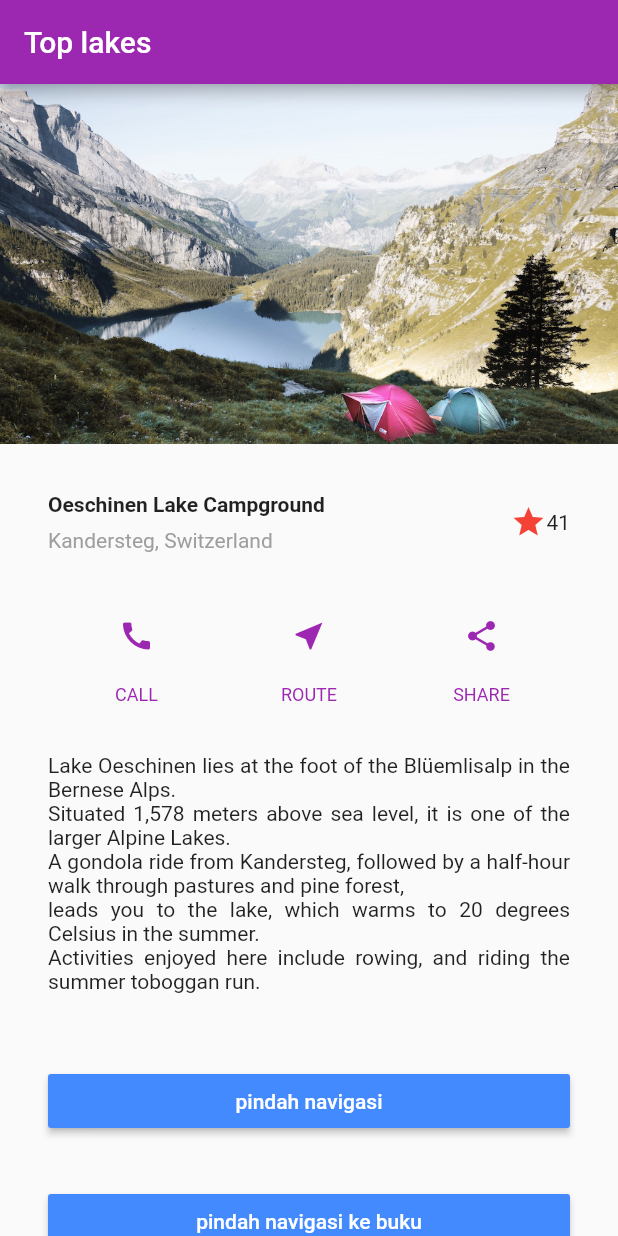
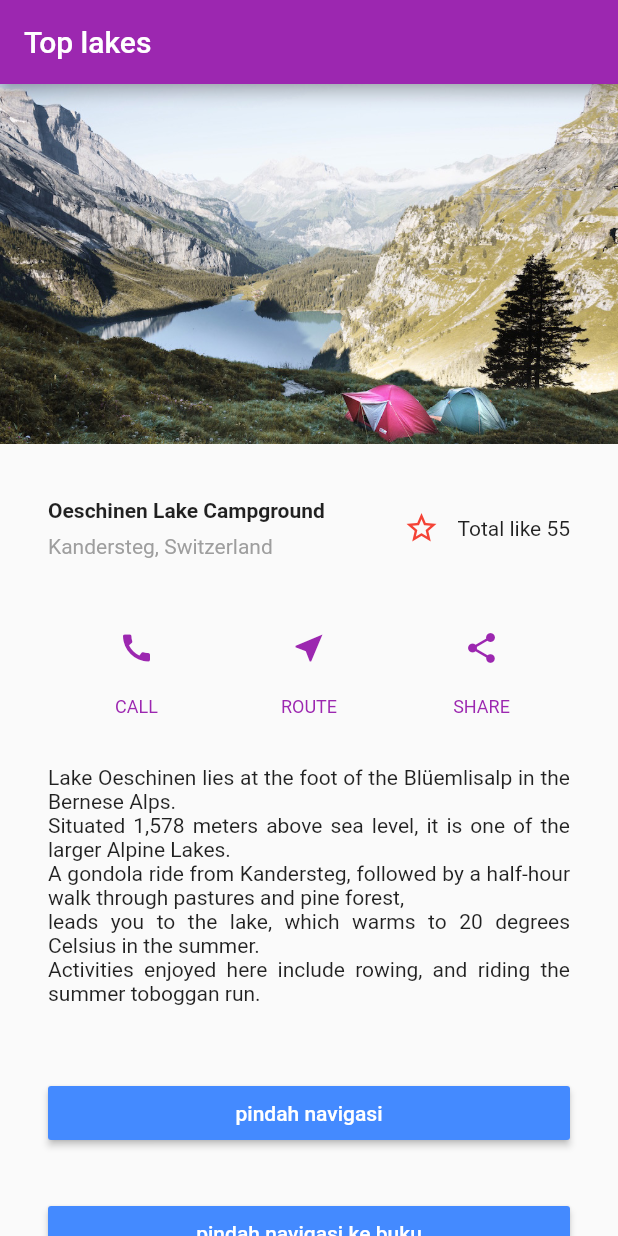
Before and after one commit to cahyowhy/Flutter-Todo-Layout, a Flutter app: the screen it shows after launch, on a phone screen of 412 x 824 dp. Run offline on Flutter 3.47's test engine with Material 2 defaults, Android fonts, the phone set to English and light mode, and no system bars.

Commit message:
extending favorite widget, implement swippable to remove

```diff
--- /dev/null
+++ b/lib/FavoriteWidget.dart
@@ -0,0 +1,47 @@
+import 'package:flutter/material.dart';
+
+class FavoriteWidget extends StatefulWidget {
+
+  int favCount;
+
+  FavoriteWidget({@required this.favCount});
+
+  @override
+  _FavState createState() => new _FavState(favCount);
+}
+
+class _FavState extends State<FavoriteWidget> {
+
+  bool _isFavorited = false;
+  int _favCount;
+
+  _FavState(this._favCount);
+
+  _toggleFavourite() {
+    this.setState(() {
+      if (_isFavorited) {
+        _isFavorited = false;
+        _favCount -= 1;
+      } else {
+        _isFavorited = true;
+        _favCount += 1;
+      }
+    });
+  }
+
+  @override
+  Widget build(BuildContext context) {
+
+    return Row(
+      mainAxisSize: MainAxisSize.min,
+      children: <Widget>[
+        Flexible(child: IconButton(
+          icon: Icon(_isFavorited ? Icons.star : Icons.star_border),
+          color: Colors.red,
+          onPressed: _toggleFavourite,
+        )),
+        Flexible(child: Text('Total like ${_favCount}'), flex: 1)
+      ],
+    );
+  }
+}
--- a/lib/Home.dart
+++ b/lib/Home.dart
@@ -1,4 +1,5 @@
 import 'package:flutter/material.dart';
+import './FavoriteWidget.dart';
 
 class HomeScreen extends StatelessWidget {
 
@@ -119,11 +120,9 @@ Activities enjoyed here include rowing, and riding the summer toboggan run.
                 ],
               )
           ),
-          Icon(
-            Icons.star,
-            color: Colors.red[500],
-          ),
-          Text('41')
+          FavoriteWidget(
+            favCount: 55,
+          )
         ],
       ),
     );
```
Also changed, not shown: lib/Todo.dart (+31 -8 lines).
